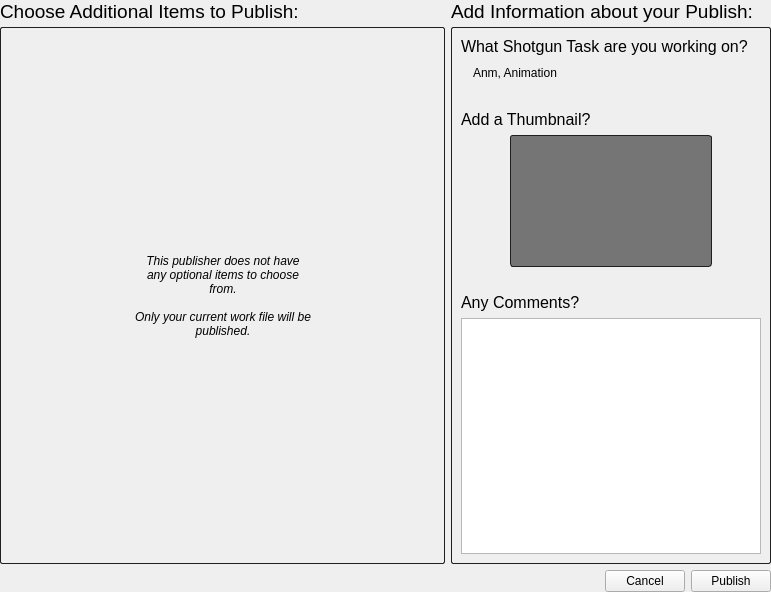
This is resources/publish_details_form.ui in shotgunsoftware/tk-multi-publish as Qt 5 draws it before an edit. The edited form follows.
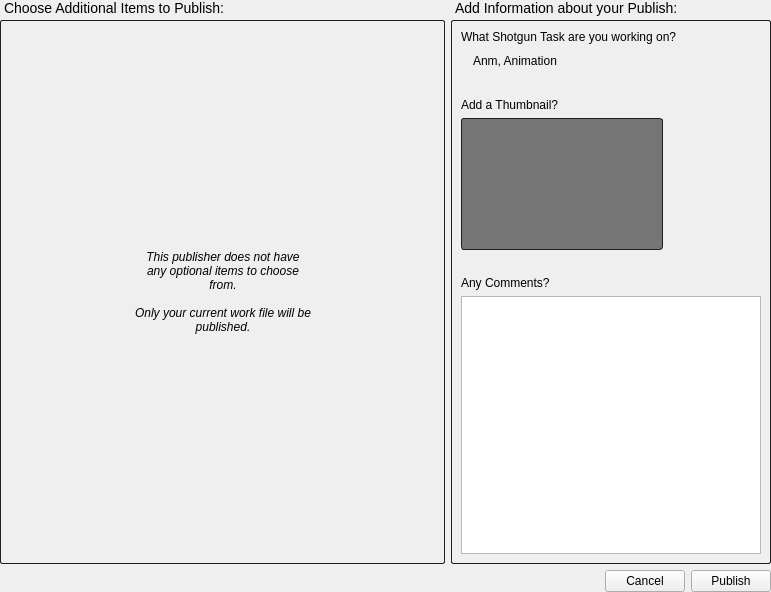
This is the edited form. The open tabs and pages were chosen to show the change. Custom widgets are drawn as their Qt base class.

Commit message: Fixed text sizes and removed 'None' from primary details when no item description returned

```diff
--- a/resources/publish_details_form.ui
+++ b/resources/publish_details_form.ui
@@ -28,12 +28,15 @@
         <widget class="QLabel" name="items_title_label">
          <property name="styleSheet">
           <string notr="true">#items_title_label {
-font-size: 14pt
+font-size: 14px
 }</string>
          </property>
          <property name="text">
           <string>Choose Additional Items to Publish:</string>
          </property>
+         <property name="indent">
+          <number>4</number>
+         </property>
         </widget>
        </item>
        <item>
@@ -203,12 +206,15 @@
         <widget class="QLabel" name="info_title_label">
          <property name="styleSheet">
           <string notr="true">#info_title_label {
-font-size: 14pt
+font-size: 14px
 }</string>
          </property>
          <property name="text">
           <string>Add Information about your Publish:</string>
          </property>
+         <property name="indent">
+          <number>4</number>
+         </property>
         </widget>
        </item>
        <item>
@@ -232,7 +238,7 @@
            <widget class="QLabel" name="label_6">
             <property name="styleSheet">
              <string notr="true">QLabel {
-font-size: 12pt;
+font-size: 12px;
 }</string>
             </property>
             <property name="text">
@@ -300,7 +306,7 @@
            <widget class="QLabel" name="label_7">
             <property name="styleSheet">
              <string notr="true">QLabel {
-font-size: 12pt;
+font-size: 12px;
 }</string>
             </property>
             <property name="text">
@@ -313,19 +319,6 @@
             <property name="spacing">
              <number>0</number>
             </property>
-            <item>
-             <spacer name="horizontalSpacer">
-              <property name="orientation">
-               <enum>Qt::Horizontal</enum>
-              </property>
-              <property name="sizeHint" stdset="0">
-               <size>
-                <width>0</width>
-                <height>20</height>
-               </size>
-              </property>
-             </spacer>
-            </item>
             <item>
              <widget class="QFrame" name="thumbnail_frame">
               <property name="styleSheet">
@@ -404,7 +397,7 @@
            <widget class="QLabel" name="label_8">
             <property name="styleSheet">
              <string notr="true">QLabel {
-font-size: 12pt;
+font-size: 12px;
 }</string>
             </property>
             <property name="text">
```
Left out of the diff: 2 changed lines with no effect on the pictures. The commit also changes 13 other files.
